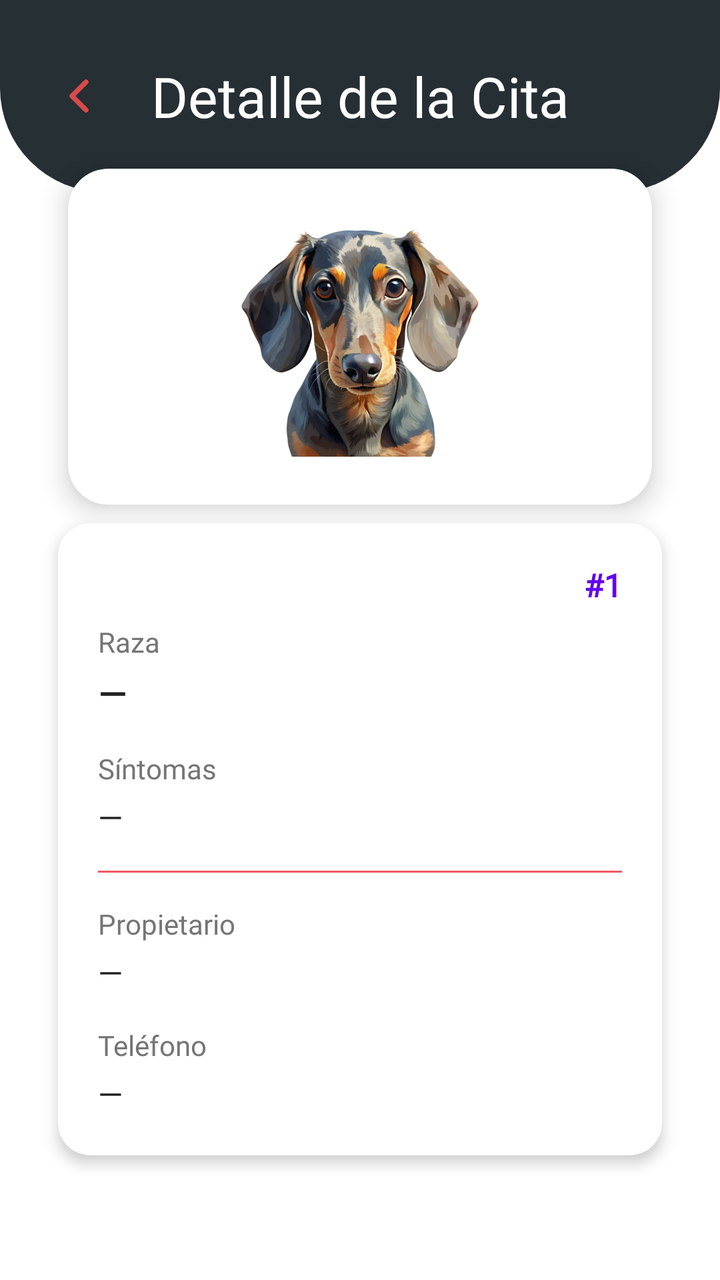
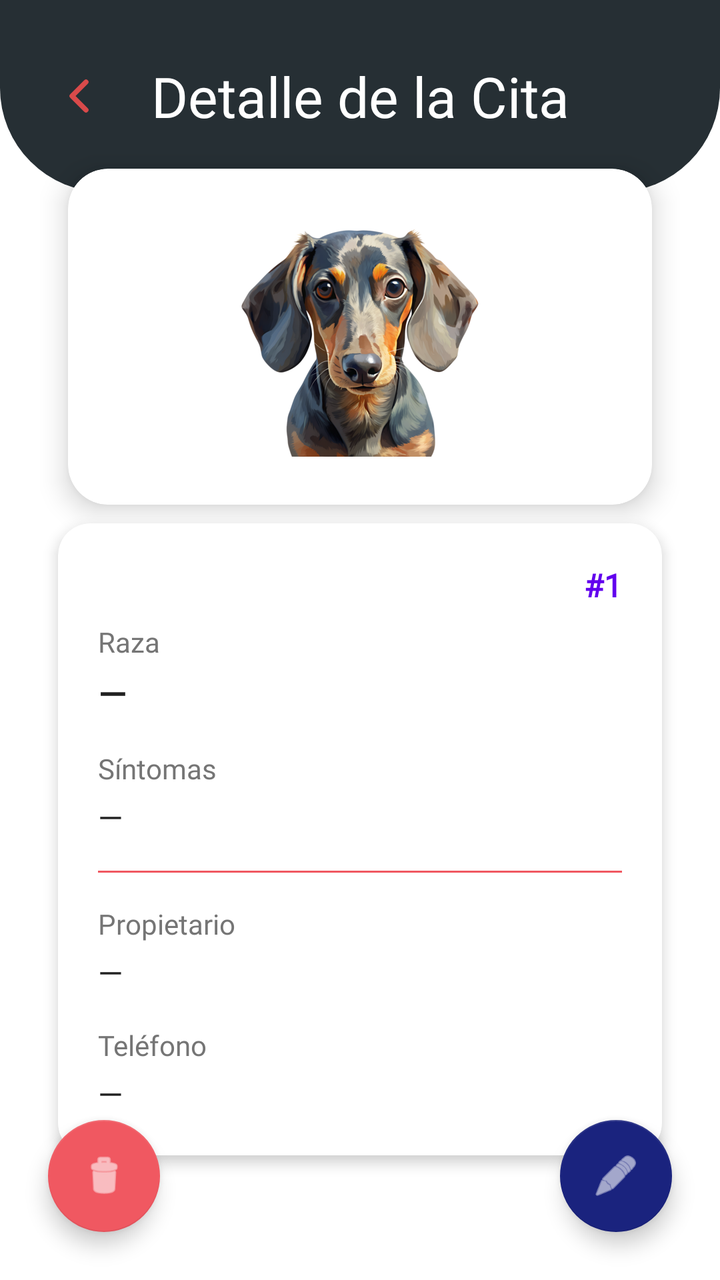

Before-and-after screenshots of an Android layout around one commit, followed by the original layout XML and the change that was made.
<!-- AndroidManifest.xml: application theme Theme.DogApp -->
<!-- res/layout/fragment_detail_appointment.xml -->
<?xml version="1.0" encoding="utf-8"?>
<ScrollView
    xmlns:android="http://schemas.android.com/apk/res/android"
    xmlns:app="http://schemas.android.com/apk/res-auto"
    xmlns:tools="http://schemas.android.com/tools"
    android:layout_width="match_parent"
    android:layout_height="match_parent"
    android:fillViewport="true"
    android:background="@color/white"
    tools:context=".view.detail.DetailAppointmentFragment">

    <LinearLayout
        android:layout_width="match_parent"
        android:layout_height="wrap_content"
        android:orientation="vertical">

        
        <androidx.constraintlayout.widget.ConstraintLayout
            android:id="@+id/headerDetalleCita"
            android:layout_width="match_parent"
            android:layout_height="96dp"
            android:background="@drawable/bg_header_new_cita"
            android:paddingStart="16dp"
            android:paddingEnd="16dp">

            <ImageButton
                android:id="@+id/btnReturnDetail"
                android:layout_width="48dp"
                android:layout_height="48dp"
                android:background="?attr/selectableItemBackgroundBorderless"
                android:contentDescription="Volver"
                android:src="@drawable/return_shape_header"
                app:layout_constraintBottom_toBottomOf="parent"
                app:layout_constraintStart_toStartOf="parent"
                app:layout_constraintTop_toTopOf="parent" />

            <TextView
                android:id="@+id/tvTitleDetalle"
                android:layout_width="wrap_content"
                android:layout_height="wrap_content"
                android:fontFamily="@font/fredoka_bold"
                android:text="Detalle de la Cita"
                android:textColor="@color/white"
                android:textSize="28sp"
                app:layout_constraintBottom_toBottomOf="parent"
                app:layout_constraintEnd_toEndOf="parent"
                app:layout_constraintStart_toStartOf="parent"
                app:layout_constraintTop_toTopOf="parent"/>

        </androidx.constraintlayout.widget.ConstraintLayout>

        
        <FrameLayout
            android:layout_width="match_parent"
            android:layout_height="wrap_content"
            android:layout_marginTop="-30dp"
            android:paddingStart="20dp"
            android:paddingEnd="20dp">

            
            <com.google.android.material.card.MaterialCardView
                android:id="@+id/cardPetImage"
                android:layout_width="match_parent"
                android:layout_height="wrap_content"
                app:cardCornerRadius="20dp"
                app:cardElevation="8dp"
                app:cardUseCompatPadding="true"
                android:layout_gravity="center_horizontal|top"
                >

                <LinearLayout
                    android:layout_width="match_parent"
                    android:layout_height="wrap_content"
                    android:gravity="center"
                    android:padding="24dp">

                    <ImageView
                        android:id="@+id/ivPetPhoto"
                        android:layout_width="120dp"
                        android:layout_height="120dp"
                        android:src="@drawable/ic_dog_head"
                        android:scaleType="centerCrop"/>
                </LinearLayout>
            </com.google.android.material.card.MaterialCardView>

        </FrameLayout>

        
        <com.google.android.material.card.MaterialCardView
            android:layout_width="match_parent"
            android:layout_height="wrap_content"
            android:layout_marginStart="20dp"
            android:layout_marginEnd="20dp"
            android:layout_marginTop="-20dp"
            android:layout_marginBottom="32dp"
            app:cardCornerRadius="16dp"
            app:cardElevation="4dp"
            app:cardUseCompatPadding="true">

            <LinearLayout
                android:layout_width="match_parent"
                android:layout_height="wrap_content"
                android:orientation="vertical"
                android:padding="20dp">

                
                <LinearLayout
                    android:layout_width="match_parent"
                    android:layout_height="wrap_content"
                    android:gravity="end">

                    <TextView
                        android:id="@+id/tvTurnNumber"
                        android:layout_width="wrap_content"
                        android:layout_height="wrap_content"
                        android:text="#1"
                        android:textSize="16sp"
                        android:textStyle="bold"
                        android:textColor="@color/purple_500"
                        android:fontFamily="@font/fredoka_bold"/>
                </LinearLayout>

                
                <TextView
                    android:layout_width="wrap_content"
                    android:layout_height="wrap_content"
                    android:text="Raza"
                    android:textSize="14sp"
                    android:textColor="#757575"
                    android:layout_marginTop="8dp"
                    android:fontFamily="@font/fredoka_regular"/>

                <TextView
                    android:id="@+id/tvPetBreed"
                    android:layout_width="wrap_content"
                    android:layout_height="wrap_content"
                    android:text="—"
                    android:textSize="18sp"
                    android:textStyle="bold"
                    android:textColor="#212121"
                    android:layout_marginTop="4dp"
                    android:fontFamily="@font/fredoka_regular"/>

                
                <TextView
                    android:layout_width="wrap_content"
                    android:layout_height="wrap_content"
                    android:text="Síntomas"
                    android:textSize="14sp"
                    android:textColor="#757575"
                    android:layout_marginTop="16dp"
                    android:fontFamily="@font/fredoka_regular"/>

                <TextView
                    android:id="@+id/tvSymptoms"
                    android:layout_width="wrap_content"
                    android:layout_height="wrap_content"
                    android:text="—"
                    android:textSize="16sp"
                    android:textColor="#212121"
                    android:layout_marginTop="4dp"
                    android:fontFamily="@font/fredoka_regular"/>

                
                <View
                    android:layout_width="match_parent"
                    android:layout_height="1dp"
                    android:layout_marginTop="16dp"
                    android:background="#F05861"/>

                
                <TextView
                    android:layout_width="wrap_content"
                    android:layout_height="wrap_content"
                    android:text="Propietario"
                    android:textSize="14sp"
                    android:textColor="#757575"
                    android:layout_marginTop="16dp"
                    android:fontFamily="@font/fredoka_regular"/>

                <TextView
                    android:id="@+id/tvOwnerName"
                    android:layout_width="wrap_content"
                    android:layout_height="wrap_content"
                    android:text="—"
                    android:textSize="16sp"
                    android:textColor="#212121"
                    android:layout_marginTop="4dp"
                    android:fontFamily="@font/fredoka_regular"/>

                
                <TextView
                    android:layout_width="wrap_content"
                    android:layout_height="wrap_content"
                    android:text="Teléfono"
                    android:textSize="14sp"
                    android:textColor="#757575"
                    android:layout_marginTop="16dp"
                    android:fontFamily="@font/fredoka_regular"/>

                <TextView
                    android:id="@+id/tvOwnerPhone"
                    android:layout_width="wrap_content"
                    android:layout_height="wrap_content"
                    android:text="—"
                    android:textSize="16sp"
                    android:textColor="#212121"
                    android:layout_marginTop="4dp"
                    android:fontFamily="@font/fredoka_regular"/>
            </LinearLayout>
        </com.google.android.material.card.MaterialCardView>

    </LinearLayout>
</ScrollView>
<!-- resources referenced by this layout -->
<resources>
  <color name="purple_500">#FF6200EE</color>
  <color name="white">#FFFFFFFF</color>
  <!-- drawable bg_header_new_cita (drawable) -->
  <?xml version="1.0" encoding="utf-8"?>
  <shape xmlns:android="http://schemas.android.com/apk/res/android"
      android:shape="rectangle">
  
      <solid android:color="@color/dark_gray"/>
  
      <corners android:bottomLeftRadius="52dp"
          android:bottomRightRadius="52dp"/>
  
  </shape>
  <!-- drawable ic_dog_head: png bitmap (drawable, 242801 bytes) -->
  <!-- drawable return_shape_header (drawable) -->
  <?xml version="1.0" encoding="utf-8"?>
  <vector
      xmlns:android="http://schemas.android.com/apk/res/android"
      android:width="24dp"
      android:height="24dp"
      android:viewportWidth="24"
      android:viewportHeight="24">
  
      <path
          android:fillColor="@android:color/transparent"
          android:pathData="M15,5 L8,12 L15,19"
          android:strokeColor="@color/red_d94"
          android:strokeWidth="2.5"
          android:strokeLineCap="round"
          android:strokeLineJoin="round"/>
  
  </vector>
  <style name="Theme.DogApp" parent="Theme.MaterialComponents.Light.NoActionBar">
          <item name="colorPrimary">@color/purple_500</item>
          <item name="colorPrimaryVariant">@color/purple_700</item>
          <item name="colorOnPrimary">@color/white</item>
          <item name="colorSecondary">@color/dog_pink</item>
          <item name="colorOnSecondary">@color/white</item>
      </style>
  <color name="dark_gray">#262F34</color>
  <color name="red_d94">#D94A4A</color>
  <color name="purple_700">#FF3700B3</color>
  <color name="dog_pink">#FFF05861</color>
</resources>

<!-- the commit's change to res/layout/fragment_detail_appointment.xml (unified diff, before → after) -->
@@ -1,13 +1,19 @@
 <?xml version="1.0" encoding="utf-8"?>
-<ScrollView
+<FrameLayout
     xmlns:android="http://schemas.android.com/apk/res/android"
     xmlns:app="http://schemas.android.com/apk/res-auto"
     xmlns:tools="http://schemas.android.com/tools"
     android:layout_width="match_parent"
     android:layout_height="match_parent"
-    android:fillViewport="true"
     android:background="@color/white"
     tools:context=".view.detail.DetailAppointmentFragment">
+
+<ScrollView
+    android:layout_width="match_parent"
+    android:layout_height="match_parent"
+    android:clipToPadding="false"
+    android:fillViewport="true"
+    android:paddingBottom="88dp">
 
     <LinearLayout
         android:layout_width="match_parent"
@@ -212,3 +218,37 @@
 
     </LinearLayout>
 </ScrollView>
+
+    <ProgressBar
+        android:id="@+id/progressBarDetail"
+        android:layout_width="wrap_content"
+        android:layout_height="wrap_content"
+        android:layout_gravity="center"
+        android:indeterminateTint="@color/dog_pink"
+        android:visibility="gone" />
+
+    <com.google.android.material.floatingactionbutton.FloatingActionButton
+        android:id="@+id/fabDeleteAppointment"
+        android:layout_width="wrap_content"
+        android:layout_height="wrap_content"
+        android:layout_gravity="bottom|start"
+        android:layout_marginStart="24dp"
+        android:layout_marginBottom="24dp"
+        android:contentDescription="Eliminar cita"
+        app:backgroundTint="@color/dog_pink"
+        app:srcCompat="@android:drawable/ic_menu_delete"
+        app:tint="@color/white" />
+
+    <com.google.android.material.floatingactionbutton.FloatingActionButton
+        android:id="@+id/fabEditAppointment"
+        android:layout_width="wrap_content"
+        android:layout_height="wrap_content"
+        android:layout_gravity="bottom|end"
+        android:layout_marginEnd="24dp"
+        android:layout_marginBottom="24dp"
+        android:contentDescription="Editar cita"
+        app:backgroundTint="@color/dog_dark_blue"
+        app:srcCompat="@android:drawable/ic_menu_edit"
+        app:tint="@color/white" />
+
+</FrameLayout>
<!-- resource entries referenced after the edit -->
@@ -1,5 +1,6 @@
 <!-- resources referenced by this layout -->
 <resources>
+  <color name="dog_dark_blue">#FF1A237E</color>
   <color name="purple_500">#FF6200EE</color>
   <color name="white">#FFFFFFFF</color>
   <!-- drawable bg_header_new_cita (drawable) -->
